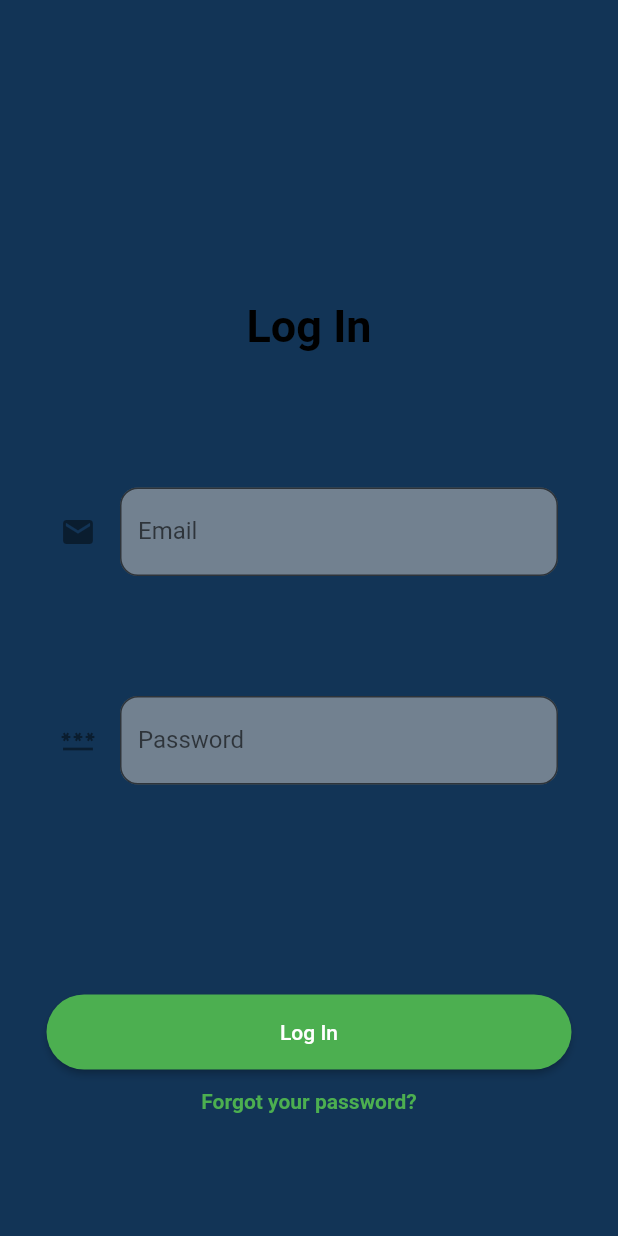
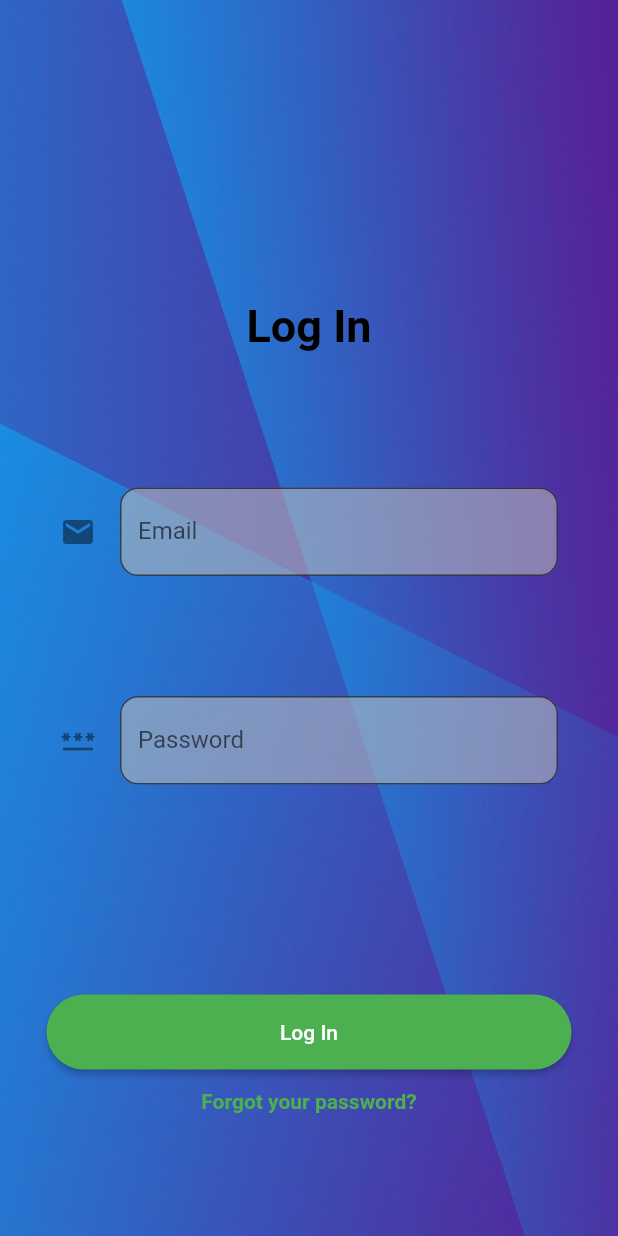
Before and after one commit to bedirhanayydin/Flutter-Application, a Flutter app: the screen it shows after launch, on a phone screen of 412 x 824 dp. Run offline on Flutter 3.47's test engine with Material 2 defaults, Android fonts, the phone set to English and light mode, and no system bars; Roboto replaces fonts that are missing (RobotoMono).

Commit message:
added assetımage

```diff
--- a/lib/widgets/login_screen.dart
+++ b/lib/widgets/login_screen.dart
@@ -17,10 +17,10 @@ class _LoginScreenState extends State<LoginScreen> {
       body: Container(
         decoration: BoxDecoration(
           color: Color(0xff123456),
-          /* image: DecorationImage(
+          image: DecorationImage(
             fit: BoxFit.cover,
             image: AssetImage('assets/images/test.jpg'),
-          ),*/
+          ),
         ),
         child: Column(
           children: [
```
